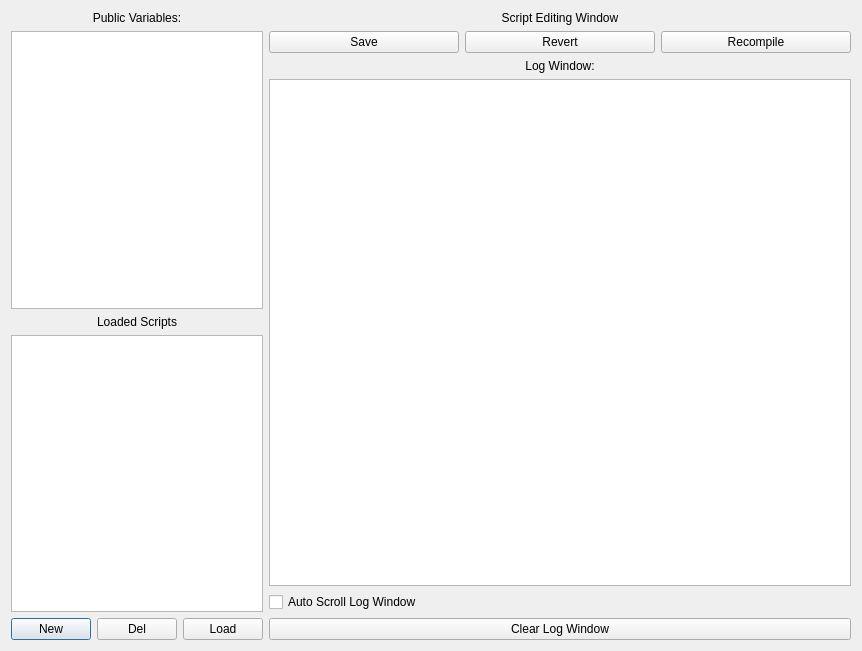
First picture: the form in ui/scriptingwindow.ui, repository collin80/SavvyCAN, before the edit.
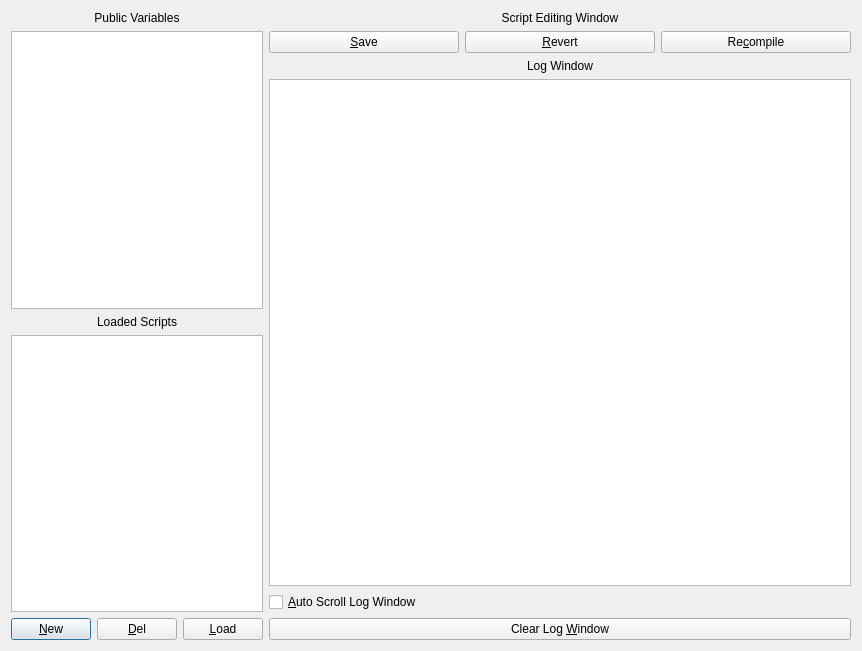
Second picture: the form after the edit.

Patch:
```diff
--- a/ui/scriptingwindow.ui
+++ b/ui/scriptingwindow.ui
@@ -19,7 +19,7 @@
      <item>
       <widget class="QLabel" name="label_4">
        <property name="text">
-        <string>Public Variables:</string>
+        <string>Public Variables</string>
        </property>
        <property name="alignment">
         <set>Qt::AlignCenter</set>
@@ -47,21 +47,21 @@
        <item>
         <widget class="QPushButton" name="btnNewScript">
          <property name="text">
-          <string>New</string>
+          <string>&amp;New</string>
          </property>
         </widget>
        </item>
        <item>
         <widget class="QPushButton" name="btnRemoveScript">
          <property name="text">
-          <string>Del</string>
+          <string>&amp;Del</string>
          </property>
         </widget>
        </item>
        <item>
         <widget class="QPushButton" name="btnLoadScript">
          <property name="text">
-          <string>Load</string>
+          <string>&amp;Load</string>
          </property>
         </widget>
        </item>
@@ -86,21 +86,21 @@
        <item>
         <widget class="QPushButton" name="btnSaveScript">
          <property name="text">
-          <string>Save</string>
+          <string>&amp;Save</string>
          </property>
         </widget>
        </item>
        <item>
         <widget class="QPushButton" name="btnRevertScript">
          <property name="text">
-          <string>Revert</string>
+          <string>&amp;Revert</string>
          </property>
         </widget>
        </item>
        <item>
         <widget class="QPushButton" name="btnRecompile">
          <property name="text">
-          <string>Recompile</string>
+          <string>Re&amp;compile</string>
          </property>
         </widget>
        </item>
@@ -109,7 +109,7 @@
      <item>
       <widget class="QLabel" name="label_3">
        <property name="text">
-        <string>Log Window:</string>
+        <string>Log Window</string>
        </property>
        <property name="alignment">
         <set>Qt::AlignCenter</set>
@@ -122,14 +122,14 @@
      <item>
       <widget class="QCheckBox" name="cbAutoScroll">
        <property name="text">
-        <string>Auto Scroll Log Window</string>
+        <string>&amp;Auto Scroll Log Window</string>
        </property>
       </widget>
      </item>
      <item>
       <widget class="QPushButton" name="btnClearLog">
        <property name="text">
-        <string>Clear Log Window</string>
+        <string>Clear Log &amp;Window</string>
        </property>
       </widget>
      </item>
```
